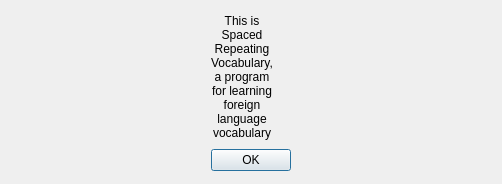
Before: the Qt Designer form src/gui/about_window.ui in tombranfield/spaced_repeating_vocabulary, drawn with Qt 5.
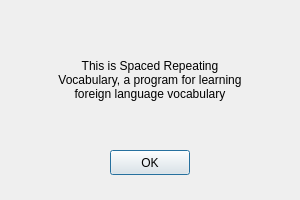
After: the same form once the commit is applied.

```diff
--- a/src/gui/about_window.ui
+++ b/src/gui/about_window.ui
@@ -6,8 +6,8 @@
    <rect>
     <x>0</x>
     <y>0</y>
-    <width>502</width>
-    <height>184</height>
+    <width>300</width>
+    <height>200</height>
    </rect>
   </property>
   <property name="sizePolicy">
@@ -19,33 +19,28 @@
   <property name="windowTitle">
    <string>Dialog</string>
   </property>
-  <widget class="QWidget" name="">
+  <widget class="QPushButton" name="ok_button">
    <property name="geometry">
     <rect>
-     <x>10</x>
-     <y>10</y>
-     <width>481</width>
-     <height>161</height>
+     <x>110</x>
+     <y>150</y>
+     <width>80</width>
+     <height>25</height>
     </rect>
    </property>
-   <layout class="QHBoxLayout" name="horizontalLayout">
-    <item>
-     <spacer name="horizontalSpacer">
-      <property name="orientation">
-       <enum>Qt::Horizontal</enum>
-      </property>
-      <property name="sizeHint" stdset="0">
-       <size>
-        <width>140</width>
-        <height>20</height>
-       </size>
-      </property>
-     </spacer>
-    </item>
-    <item>
-     <layout class="QVBoxLayout" name="verticalLayout">
-      <item>
+   <property name="text">
+    <string>OK</string>
+   </property>
+  </widget>
        <widget class="QLabel" name="description_label">
+   <property name="geometry">
+    <rect>
+     <x>50</x>
+     <y>30</y>
+     <width>200</width>
+     <height>100</height>
+    </rect>
+   </property>
         <property name="sizePolicy">
          <sizepolicy hsizetype="Fixed" vsizetype="Fixed">
           <horstretch>0</horstretch>
@@ -54,8 +49,8 @@
         </property>
         <property name="minimumSize">
          <size>
-          <width>50</width>
-          <height>50</height>
+     <width>0</width>
+     <height>0</height>
          </size>
         </property>
         <property name="text">
@@ -67,31 +62,6 @@
         <property name="wordWrap">
          <bool>true</bool>
         </property>
-       </widget>
-      </item>
-      <item>
-       <widget class="QPushButton" name="ok_button">
-        <property name="text">
-         <string>OK</string>
-        </property>
-       </widget>
-      </item>
-     </layout>
-    </item>
-    <item>
-     <spacer name="horizontalSpacer_2">
-      <property name="orientation">
-       <enum>Qt::Horizontal</enum>
-      </property>
-      <property name="sizeHint" stdset="0">
-       <size>
-        <width>140</width>
-        <height>20</height>
-       </size>
-      </property>
-     </spacer>
-    </item>
-   </layout>
   </widget>
  </widget>
  <resources/>
```
Lines whose indentation alone changed are shown as unchanged.
